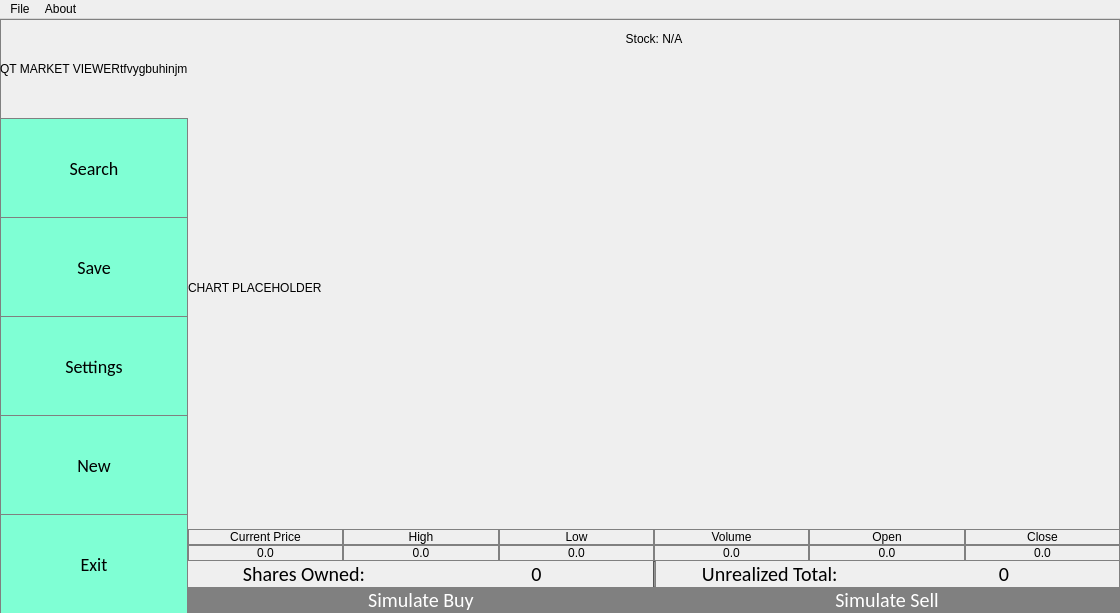
Qt form MarketGame/mainwindow.ui (plagentile/Market_Game) before a commit.
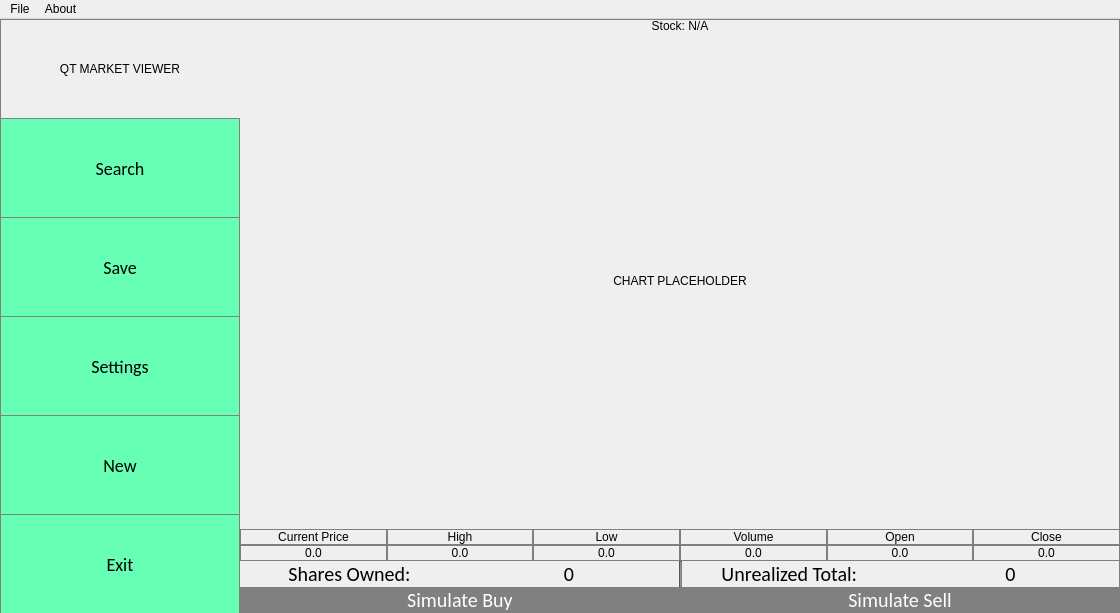
The same form after that commit.

Diff of the .ui file:
```diff
--- a/MarketGame/mainwindow.ui
+++ b/MarketGame/mainwindow.ui
@@ -29,9 +29,10 @@
 {
 	border: 1px solid gray;
 	border-bottom: none;
-	background-color:Aquamarine;
+	background-color:#66ffb3;
 	font-size:18px;
 	font-family: Calibri;
+	color:black;
 }
 
 #searchButton:hover, #saveButton:hover, #settingsButton:hover, #newButton:hover, #exitButton:hover
@@ -69,7 +70,7 @@
 }
 
 
-#buyButton:hover
+#buyButton:hover, #sellButton:hover
 {
 	background-color:white;
 	color:black;
@@ -112,6 +113,22 @@
       <property name="sizeConstraint">
        <enum>QLayout::SetDefaultConstraint</enum>
       </property>
+      <item>
+       <spacer name="horizontalSpacer">
+        <property name="orientation">
+         <enum>Qt::Horizontal</enum>
+        </property>
+        <property name="sizeType">
+         <enum>QSizePolicy::Preferred</enum>
+        </property>
+        <property name="sizeHint" stdset="0">
+         <size>
+          <width>240</width>
+          <height>0</height>
+         </size>
+        </property>
+       </spacer>
+      </item>
       <item>
        <widget class="QLabel" name="leftImageLabel">
         <property name="sizePolicy">
@@ -121,7 +138,10 @@
          </sizepolicy>
         </property>
         <property name="text">
-         <string>QT MARKET VIEWERtfvygbuhinjm</string>
+         <string>QT MARKET VIEWER</string>
+        </property>
+        <property name="alignment">
+         <set>Qt::AlignCenter</set>
         </property>
        </widget>
       </item>
@@ -215,12 +235,12 @@
          <enum>Qt::Horizontal</enum>
         </property>
         <property name="sizeType">
-         <enum>QSizePolicy::MinimumExpanding</enum>
+         <enum>QSizePolicy::Expanding</enum>
         </property>
         <property name="sizeHint" stdset="0">
          <size>
-          <width>800</width>
-          <height>13</height>
+          <width>40</width>
+          <height>0</height>
          </size>
         </property>
        </spacer>
@@ -252,6 +272,9 @@
         <property name="text">
          <string>CHART PLACEHOLDER</string>
         </property>
+        <property name="alignment">
+         <set>Qt::AlignCenter</set>
+        </property>
        </widget>
       </item>
       <item>
@@ -460,6 +483,9 @@
         </item>
         <item>
          <widget class="Line" name="positionVerticleSeperator">
+          <property name="frameShadow">
+           <enum>QFrame::Sunken</enum>
+          </property>
           <property name="orientation">
            <enum>Qt::Vertical</enum>
           </property>
```
Left out of the diff: 1 changed line with no effect on the pictures.
